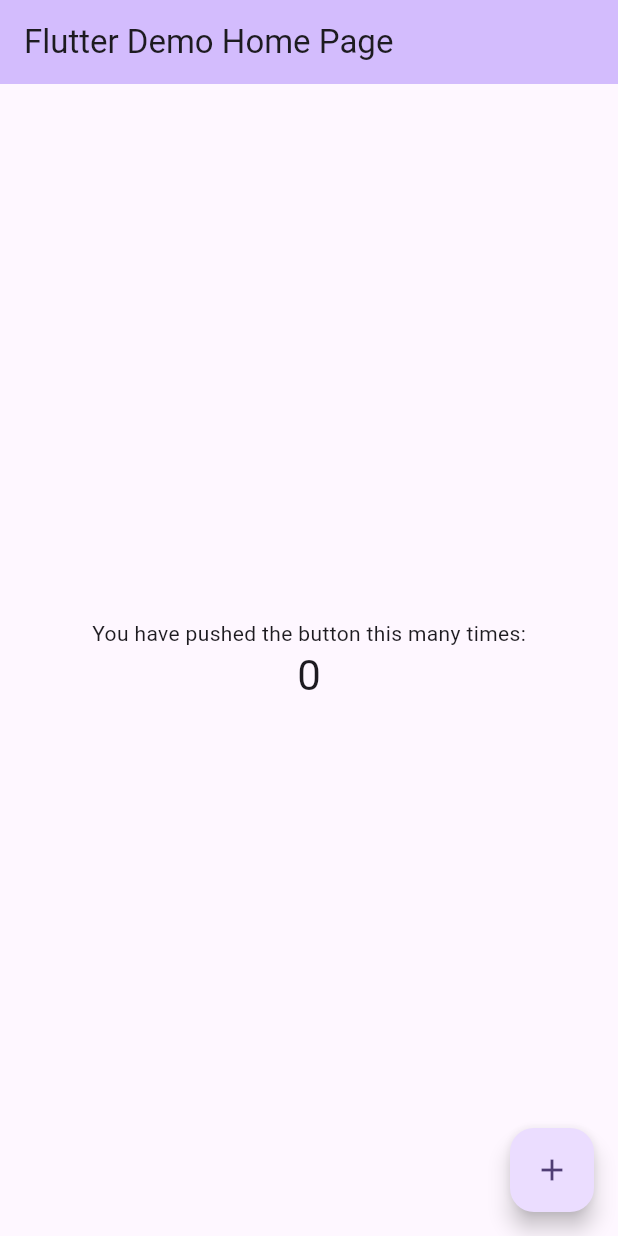
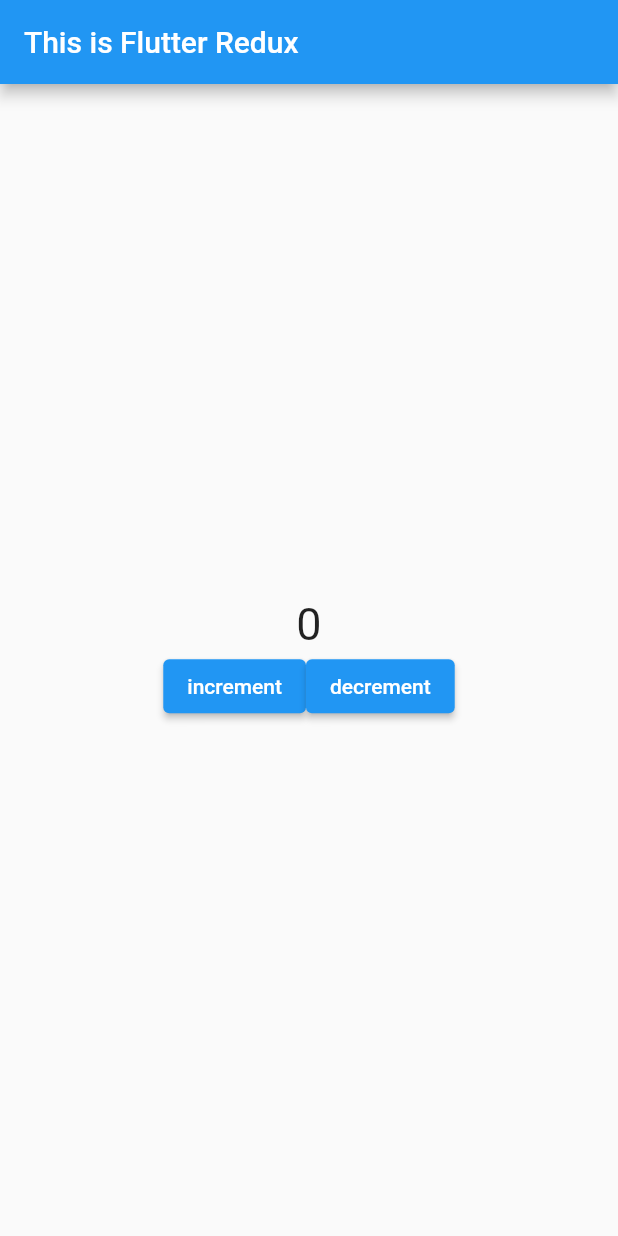
Before and after one commit to naokiwakata/flutter_dedux, a Flutter app: the screen it shows after launch, on a phone screen of 412 x 824 dp. Run offline on Flutter 3.47's test engine with Material 2 defaults, Android fonts, the phone set to English and light mode, and no system bars; our stand-ins replace flutter_redux, redux.

Commit message:
reduxを用いたカウンターアプリを作成

```diff
--- a/lib/main.dart
+++ b/lib/main.dart
@@ -1,75 +1,86 @@
 import 'package:flutter/material.dart';
+import 'package:flutter_redux/flutter_redux.dart';
+import 'package:flutter_redux_app/redux/action.dart';
+import 'package:redux/redux.dart';
+
+import 'redux/reducer.dart';
+import 'redux/state.dart';
 
 void main() {
-  runApp(const MyApp());
+  /// StoreはStateの保持・変更・通知を行うもの
+  /// 状態変更処理はReducerを用いて行う
+  final store =
+      Store<AppState>(counterReducer, initialState: const AppState(count: 0));
+
+  runApp(FlutterReduxApp(
+    store: store,
+  ));
 }
 
-class MyApp extends StatelessWidget {
-  const MyApp({super.key});
+class FlutterReduxApp extends StatelessWidget {
+  final Store<AppState> store;
+
+  const FlutterReduxApp({
+    Key? key,
+    required this.store,
+  }) : super(key: key);
 
   @override
   Widget build(BuildContext context) {
-    return MaterialApp(
-      title: 'Flutter Demo',
-      theme: ThemeData(
-
-        colorScheme: ColorScheme.fromSeed(seedColor: Colors.deepPurple),
-        useMaterial3: true,
-      ),
-      home: const MyHomePage(title: 'Flutter Demo Home Page'),
-    );
-  }
-}
-
-class MyHomePage extends StatefulWidget {
-  const MyHomePage({super.key, required this.title});
-
-  final String title;
-
-  @override
-  State<MyHomePage> createState() => _MyHomePageState();
-}
-
-class _MyHomePageState extends State<MyHomePage> {
-  int _counter = 0;
-
-  void _incrementCounter() {
-    setState(() {
-
-      _counter++;
-    });
-  }
-
-  @override
-  Widget build(BuildContext context) {
-
-    return Scaffold(
+    return StoreProvider<AppState>(
+      store: store,
+      child: MaterialApp(
+        home: Scaffold(
           appBar: AppBar(
-
-        backgroundColor: Theme.of(context).colorScheme.inversePrimary,
-
-        title: Text(widget.title),
+            title: const Text("This is Flutter Redux"),
           ),
           body: Center(
-
             child: Column(
-
               mainAxisAlignment: MainAxisAlignment.center,
-          children: <Widget>[
-            const Text(
-              'You have pushed the button this many times:',
+              children: [
+                /// StateをWidgetに反映させるためにStoreConnectorを用いる
+                StoreConnector<AppState, int>(
+                  converter: (store) => store.state.count,
+                  builder: (context, count) {
+                    return Text(
+                      '$count',
+                      style: const TextStyle(fontSize: 30),
+                    );
+                  },
                 ),
-            Text(
-              '$_counter',
-              style: Theme.of(context).textTheme.headlineMedium,
+                Row(
+                  mainAxisAlignment: MainAxisAlignment.center,
+                  children: [
+                    StoreConnector<AppState, VoidCallback>(
+                      converter: (store) {
+                        /// StoreにActionを渡すことで状態の変更の行う
+                        return () => store.dispatch(AppActions.increment);
+                      },
+                      builder: (context, callback) {
+                        return ElevatedButton(
+                          onPressed: callback,
+                          child: const Text("increment"),
+                        );
+                      },
+                    ),
+                    StoreConnector<AppState, VoidCallback>(
+                      converter: (store) {
+                        /// StoreにActionを渡すことで状態の変更の行う
+                        return () => store.dispatch(AppActions.decrement);
+                      },
+                      builder: (context, callback) {
+                        return ElevatedButton(
+                          onPressed: callback,
+                          child: const Text("decrement"),
+                        );
+                      },
+                    ),
+                  ],
                 ),
               ],
             ),
           ),
-      floatingActionButton: FloatingActionButton(
-        onPressed: _incrementCounter,
-        tooltip: 'Increment',
-        child: const Icon(Icons.add),
+        ),
       ),
     );
   }
--- /dev/null
+++ b/lib/redux/action.dart
@@ -0,0 +1,6 @@
+/// 状態の表現内容を表現するもの
+/// ActionをStoreに渡すことで状態の変更を行うことができる
+enum AppActions {
+  increment,
+  decrement,
+}
--- /dev/null
+++ b/lib/redux/reducer.dart
@@ -0,0 +1,15 @@
+import 'package:flutter_redux_app/redux/state.dart';
+
+import 'action.dart';
+
+/// StateとActionから新しいStateを生成する
+/// 副作用のない純粋な関数である必要がある
+AppState counterReducer(AppState state, dynamic action) {
+  switch (action) {
+    case AppActions.increment:
+      return state.copyWith(count: state.count + 1);
+    case AppActions.decrement:
+      return state.copyWith(count: state.count - 1);
+  }
+  return state;
+}
--- /dev/null
+++ b/lib/redux/state.dart
@@ -0,0 +1,13 @@
+import 'package:flutter/material.dart';
+
+/// アプリ全体の状態を1つのStateで表現する
+@immutable
+class AppState {
+  final int count;
+
+  const AppState({required this.count});
+
+  AppState copyWith({int? count}) {
+    return AppState(count: count ?? this.count);
+  }
+}
```
Also changed, not shown: pubspec.yaml (+6 -3 lines), pubspec.lock, 1 other file. Lines whose indentation alone changed are shown as unchanged.
